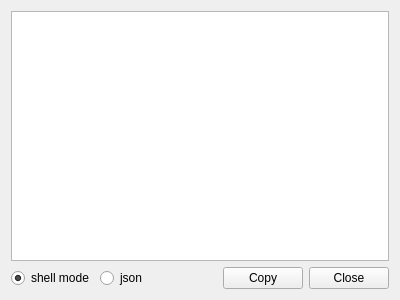
Before: the Qt Designer form qml/view.ui in naponmeka/monger, drawn with Qt 5.
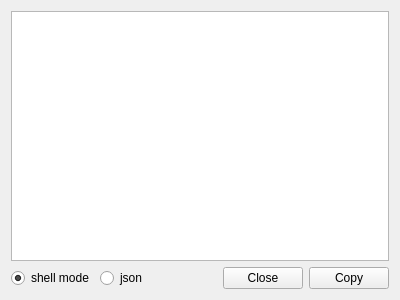
After: the same form once the commit is applied.

Commit message: Fix bug view, edit, delete btn causing app crash (haven't select any doc yet)

The edit to the form file:
```diff
--- a/qml/view.ui
+++ b/qml/view.ui
@@ -57,16 +57,16 @@
       </spacer>
      </item>
      <item>
-      <widget class="QPushButton" name="copyBtn">
+      <widget class="QPushButton" name="cancelBtn">
        <property name="text">
-        <string>Copy</string>
+        <string>Close</string>
        </property>
       </widget>
      </item>
      <item>
-      <widget class="QPushButton" name="cancelBtn">
+      <widget class="QPushButton" name="copyBtn">
        <property name="text">
-        <string>Close</string>
+        <string>Copy</string>
        </property>
       </widget>
      </item>
```
The commit also changes 1 other file.
